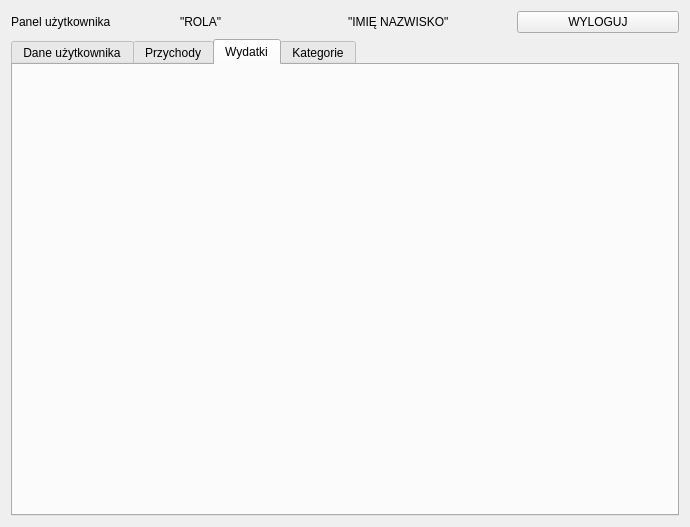
Above: src/user_panel.ui from Dawid-Robak-IG/BUDZET_DOMOWY before the change. Below: the same form after it.
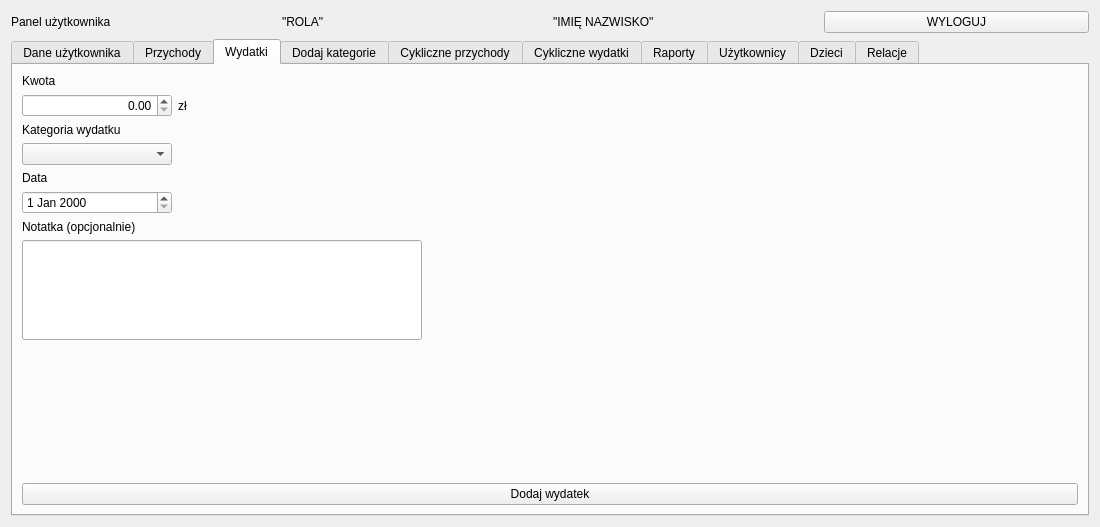
That is the form after the change. The open tabs and pages were chosen to show the change.

What changed in the file:
```diff
--- a/src/user_panel.ui
+++ b/src/user_panel.ui
@@ -6,7 +6,7 @@
    <rect>
     <x>0</x>
     <y>0</y>
-    <width>690</width>
+    <width>1100</width>
     <height>527</height>
    </rect>
   </property>
@@ -240,10 +240,170 @@
       <attribute name="title">
        <string>Wydatki</string>
       </attribute>
+      <layout class="QVBoxLayout" name="verticalLayout_5">
+       <item>
+        <widget class="QLabel" name="label_13">
+         <property name="text">
+          <string>Kwota</string>
+         </property>
+        </widget>
+       </item>
+       <item>
+        <layout class="QHBoxLayout" name="horizontalLayout_7">
+         <item>
+          <widget class="QDoubleSpinBox" name="doubleSpinBox_kwotaWydatek">
+           <property name="minimumSize">
+            <size>
+             <width>150</width>
+             <height>0</height>
+            </size>
+           </property>
+           <property name="alignment">
+            <set>Qt::AlignRight|Qt::AlignTrailing|Qt::AlignVCenter</set>
+           </property>
+           <property name="maximum">
+            <double>999999.989999999990687</double>
+           </property>
+          </widget>
+         </item>
+         <item>
+          <widget class="QLabel" name="label_14">
+           <property name="text">
+            <string>zł</string>
+           </property>
+          </widget>
+         </item>
+         <item>
+          <spacer name="horizontalSpacer_5">
+           <property name="orientation">
+            <enum>Qt::Horizontal</enum>
+           </property>
+           <property name="sizeHint" stdset="0">
+            <size>
+             <width>40</width>
+             <height>20</height>
+            </size>
+           </property>
+          </spacer>
+         </item>
+        </layout>
+       </item>
+       <item>
+        <widget class="QLabel" name="label_15">
+         <property name="text">
+          <string>Kategoria wydatku</string>
+         </property>
+        </widget>
+       </item>
+       <item>
+        <layout class="QHBoxLayout" name="horizontalLayout_8">
+         <item>
+          <widget class="QComboBox" name="comboBox_kategoriaWydatek">
+           <property name="minimumSize">
+            <size>
+             <width>150</width>
+             <height>0</height>
+            </size>
+           </property>
+          </widget>
+         </item>
+         <item>
+          <spacer name="horizontalSpacer_6">
+           <property name="orientation">
+            <enum>Qt::Horizontal</enum>
+           </property>
+           <property name="sizeHint" stdset="0">
+            <size>
+             <width>40</width>
+             <height>20</height>
+            </size>
+           </property>
+          </spacer>
+         </item>
+        </layout>
+       </item>
+       <item>
+        <widget class="QLabel" name="label_16">
+         <property name="text">
+          <string>Data</string>
+         </property>
+        </widget>
+       </item>
+       <item>
+        <layout class="QHBoxLayout" name="horizontalLayout_9">
+         <item>
+          <widget class="QDateEdit" name="dateEdit_dataWydatek">
+           <property name="minimumSize">
+            <size>
+             <width>150</width>
+             <height>0</height>
+            </size>
+           </property>
+          </widget>
+         </item>
+         <item>
+          <spacer name="horizontalSpacer_7">
+           <property name="orientation">
+            <enum>Qt::Horizontal</enum>
+           </property>
+           <property name="sizeHint" stdset="0">
+            <size>
+             <width>40</width>
+             <height>20</height>
+            </size>
+           </property>
+          </spacer>
+         </item>
+        </layout>
+       </item>
+       <item>
+        <widget class="QLabel" name="label_17">
+         <property name="text">
+          <string>Notatka (opcjonalnie)</string>
+         </property>
+        </widget>
+       </item>
+       <item>
+        <widget class="QLineEdit" name="lineEdit_notatkaWydatek">
+         <property name="minimumSize">
+          <size>
+           <width>300</width>
+           <height>100</height>
+          </size>
+         </property>
+         <property name="maximumSize">
+          <size>
+           <width>400</width>
+           <height>16777215</height>
+          </size>
+         </property>
+        </widget>
+       </item>
+       <item>
+        <spacer name="verticalSpacer_3">
+         <property name="orientation">
+          <enum>Qt::Vertical</enum>
+         </property>
+         <property name="sizeHint" stdset="0">
+          <size>
+           <width>20</width>
+           <height>40</height>
+          </size>
+         </property>
+        </spacer>
+       </item>
+       <item>
+        <widget class="QPushButton" name="pushButton_dodajWydatek">
+         <property name="text">
+          <string>Dodaj wydatek</string>
+         </property>
+        </widget>
+       </item>
+      </layout>
      </widget>
      <widget class="QWidget" name="Kategorie">
       <attribute name="title">
-       <string>Kategorie</string>
+       <string>Dodaj kategorie</string>
       </attribute>
       <layout class="QHBoxLayout" name="horizontalLayout_5">
        <item>
@@ -282,6 +442,36 @@
        </item>
       </layout>
      </widget>
+     <widget class="QWidget" name="tab">
+      <attribute name="title">
+       <string>Cykliczne przychody</string>
+      </attribute>
+     </widget>
+     <widget class="QWidget" name="tab_2">
+      <attribute name="title">
+       <string>Cykliczne wydatki</string>
+      </attribute>
+     </widget>
+     <widget class="QWidget" name="tab_3">
+      <attribute name="title">
+       <string>Raporty</string>
+      </attribute>
+     </widget>
+     <widget class="QWidget" name="tab_4">
+      <attribute name="title">
+       <string>Użytkownicy</string>
+      </attribute>
+     </widget>
+     <widget class="QWidget" name="tab_5">
+      <attribute name="title">
+       <string>Dzieci</string>
+      </attribute>
+     </widget>
+     <widget class="QWidget" name="tab_6">
+      <attribute name="title">
+       <string>Relacje</string>
+      </attribute>
+     </widget>
     </widget>
    </item>
   </layout>
```
Left out of the diff: 106 changed lines with no effect on the pictures.
